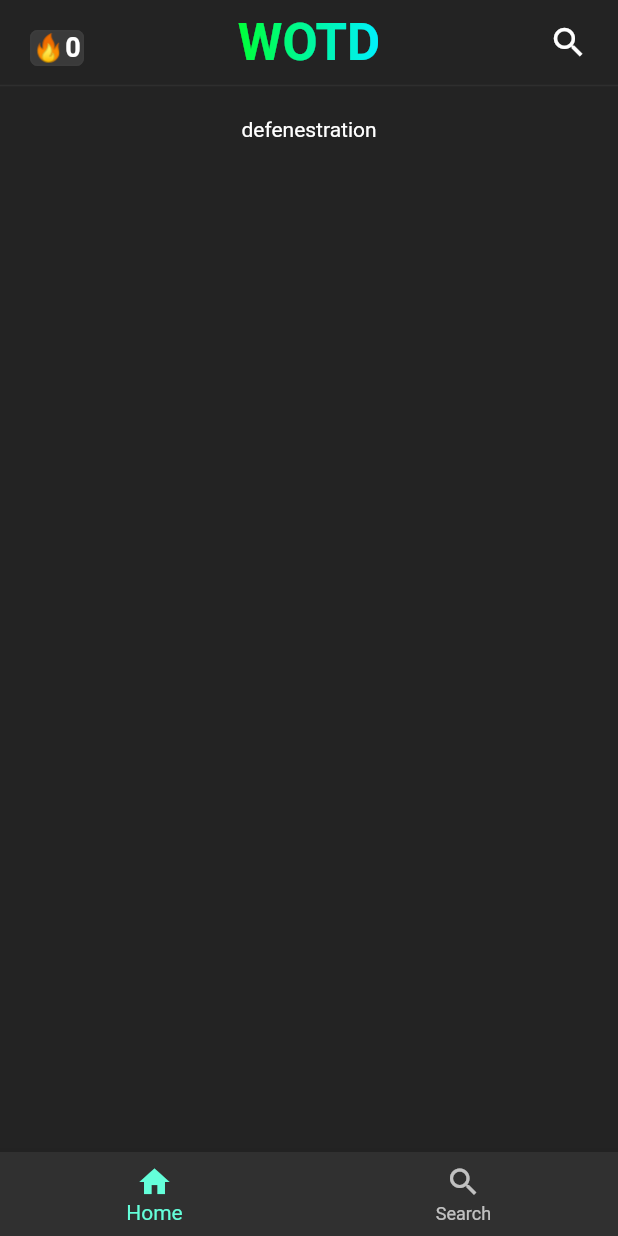
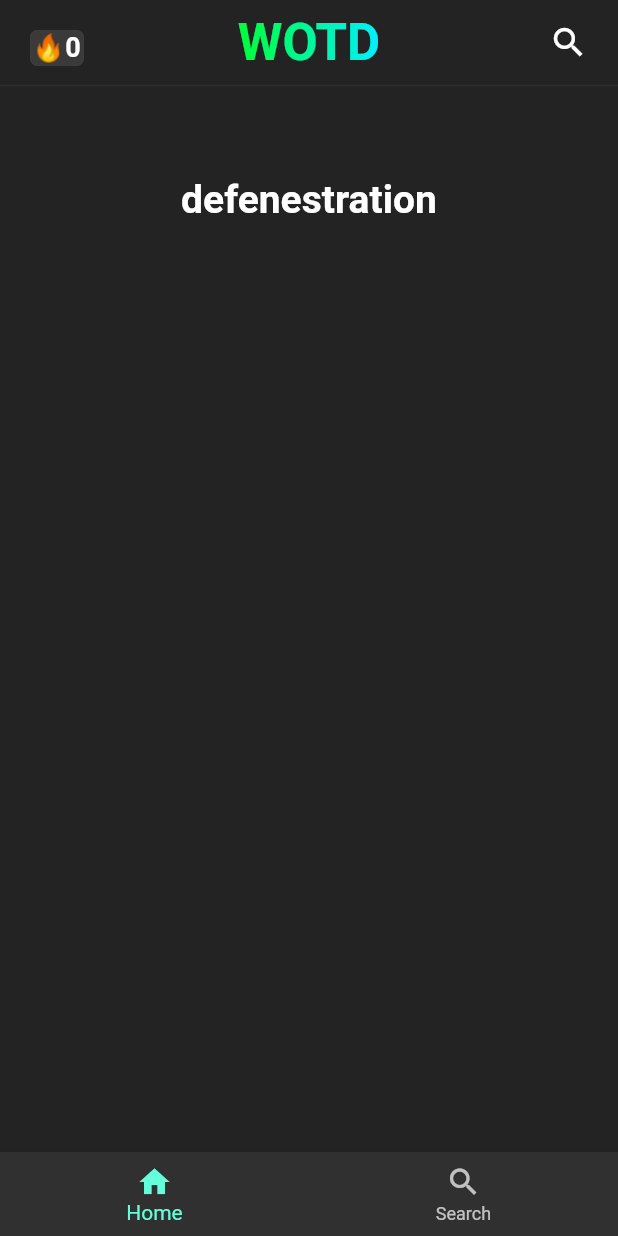
Before and after one commit to LucasVlad/Word-of-The-Day, a Flutter app: the screen it shows after launch, on a phone screen of 412 x 824 dp. Run offline on Flutter 3.47's test engine with Material 2 defaults, Android fonts, the phone set to English and light mode, and no system bars; drawn by our look-alikes of simple_gradient_text.

Commit message:
Began laying out API data

```diff
--- a/wotd/lib/pages/home.dart
+++ b/wotd/lib/pages/home.dart
@@ -145,8 +145,14 @@ class _HomeState extends State<Home> {
             thickness: 1,
           ),
           Padding(
-            padding: EdgeInsets.only(top: 20.0),
-            child: Text("defenestration"),
+            padding: EdgeInsets.only(top: 60.0),
+            child: Text(
+              "defenestration",
+              style: TextStyle(
+                fontSize: 26.0,
+                fontWeight: FontWeight.bold,
+              ),
+            ),
           )
         ],
       ),
```
